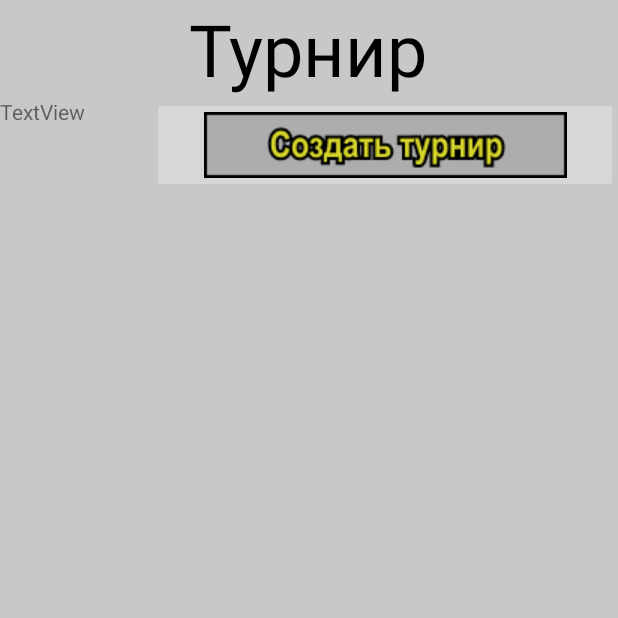
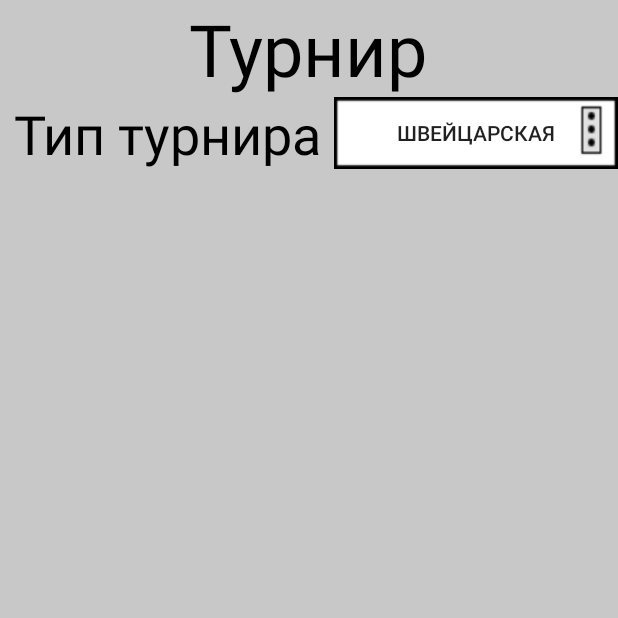
Before and after one commit to funtik22/ChessDrawMasterCDM, an Android app: the CreateTournamentActivity screen opened directly, with no data from a screen before it, on a phone screen of 412 x 824 dp, the top half of it. Run offline under Robolectric (Android 15) with nearby library versions, the phone set to English and light mode, and no system bars.

Commit message:
Menu-CreateTournament

```diff
--- a/app/src/main/java/ru/aomikhailov/chessdrawmastercdm/CreateTournamentActivity.java
+++ b/app/src/main/java/ru/aomikhailov/chessdrawmastercdm/CreateTournamentActivity.java
@@ -3,20 +3,20 @@ package ru.aomikhailov.chessdrawmastercdm;
 import android.os.Bundle;
 import android.view.MenuItem;
 import android.view.View;
-import android.widget.ImageButton;
+import android.widget.Button;
 import android.widget.PopupMenu;
 import android.widget.Toast;
 import androidx.appcompat.app.AppCompatActivity;
 
 public class CreateTournamentActivity extends AppCompatActivity {
 
-    ImageButton MenuButton;
+    Button MenuButton;
 
     protected void onCreate(Bundle savedInstanceState) {
         super.onCreate(savedInstanceState);
         setContentView(R.layout.create_tournament);
 
-        MenuButton = findViewById(R.id.MenuButton);
+        MenuButton = findViewById(R.id.Menubutton);
         MenuButton.setOnClickListener(new View.OnClickListener() {
             @Override
             public void onClick(View v) {
@@ -34,32 +34,27 @@ public class CreateTournamentActivity extends AppCompatActivity {
                                 switch (item.getItemId()) {
                                     case R.id.menu1:
                                         Toast.makeText(getApplicationContext(),
-                                                "Вы выбрали PopupMenu 1",
+                                                "Вы выбрали Нокаут систему",
                                                 Toast.LENGTH_SHORT).show();
+                                        MenuButton.setText("Нокаут");
                                         return true;
                                     case R.id.menu2:
                                         Toast.makeText(getApplicationContext(),
-                                                "Вы выбрали PopupMenu 2",
+                                                "Вы выбрали Швейцарскую систему",
                                                 Toast.LENGTH_SHORT).show();
+                                        MenuButton.setText("Швейцарская");
                                         return true;
                                     case R.id.menu3:
                                         Toast.makeText(getApplicationContext(),
-                                                "Вы выбрали PopupMenu 3",
+                                                "Вы выбрали Круговую систему",
                                                 Toast.LENGTH_SHORT).show();
+                                        MenuButton.setText("Круговая");
                                         return true;
                                     default:
                                         return false;
                                 }
                             }
                         });
-
-                popupMenu.setOnDismissListener(new PopupMenu.OnDismissListener() {
-                    @Override
-                    public void onDismiss(PopupMenu menu) {
-                        Toast.makeText(getApplicationContext(), "onDismiss",
-                                Toast.LENGTH_SHORT).show();
-                    }
-                });
                 popupMenu.show();
             }
         }
--- a/app/src/main/res/layout/create_tournament.xml
+++ b/app/src/main/res/layout/create_tournament.xml
@@ -26,19 +26,23 @@
         <LinearLayout
                 android:orientation="horizontal"
                 android:layout_width="match_parent"
-                android:layout_height="match_parent">
+                android:layout_height="wrap_content">
             <TextView
-                    android:text="TextView"
+                    android:text="Тип турнира"
                     android:layout_width="wrap_content"
                     android:layout_height="wrap_content"
                     android:id="@+id/textView2"
-                    android:layout_weight="1"/>
-            <ImageButton
+                    android:layout_weight="1" android:textSize="36sp" android:textAlignment="center"
+                    android:textColor="#000000" android:gravity="center" android:layout_gravity="center"/>
+            <Button
+                    android:text="Швейцарская"
                     android:layout_width="wrap_content"
-                    android:layout_height="wrap_content"
-                    app:srcCompat="@drawable/button_create"
-                    android:id="@+id/MenuButton"
-                    android:layout_weight="1"/>
+                    android:layout_height="wrap_content" android:id="@+id/Menubutton" android:layout_weight="1"
+                    android:background="@drawable/buttontypeoftournament" android:layout_gravity="center"/>
         </LinearLayout>
+        <LinearLayout
+                android:orientation="horizontal"
+                android:layout_width="match_parent"
+                android:layout_height="match_parent"/>
     </LinearLayout>
 </RelativeLayout>
--- a/app/src/main/res/menu/populmenu.xml
+++ b/app/src/main/res/menu/populmenu.xml
@@ -5,34 +5,13 @@
         <item
                 android:id="@+id/menu1"
                 android:icon="@mipmap/ic_launcher"
-                android:title="Popup menu item 1"/>
+                android:title="Нокаут система"/>
         <item
                 android:id="@+id/menu2"
-                android:title="Popup menu item 2"/>
+                android:title="Швейцарская система"/>
         <item
                 android:id="@+id/menu3"
-                android:title="Popup menu item 3">
-            <menu>
-                <item
-                        android:id="@+id/submenu"
-                        android:title="Подменю"/>
-            </menu>
+                android:title="Круговая система">
         </item>
     </group>
-    <group android:id="@+id/menugroup2" >
-        <item
-                android:id="@+id/menu4"
-                android:checkable="true"
-                android:checked="true"
-                android:icon="@mipmap/ic_launcher"
-                android:title="Popup menu item 4"/>
-        <item
-                android:id="@+id/menu5"
-                android:title="Popup menu item 5"
-                android:enabled="false"/>
-        <item
-                android:id="@+id/menu6"
-                android:title="Popup menu item 6"/>
-    </group>
-
 </menu>
```
Also changed, not shown: app/src/main/res/drawable/buttontypeoftournament.png (added).
